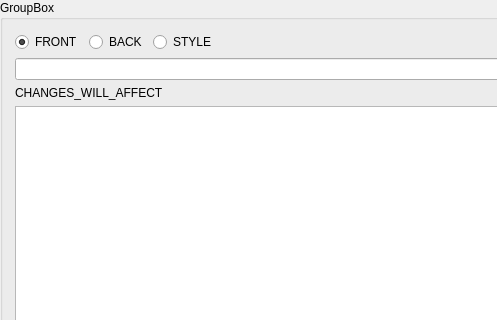
Qt form qt/aqt/forms/template.ui (ankitects/anki) before a commit; both pictures show x 0 to 497 and y 0 to 320 of the 786 by 1081 pixel window.
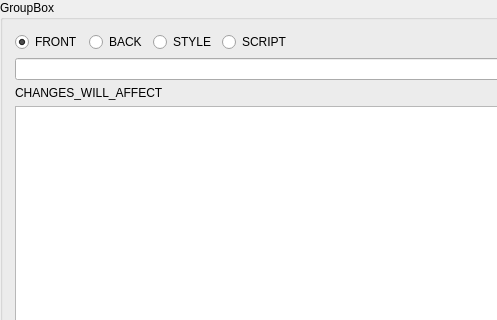
The same form after that commit.

Commit message: add scripting field to card template

What changed in the file:
```diff
--- a/qt/aqt/forms/template.ui
+++ b/qt/aqt/forms/template.ui
@@ -85,6 +85,16 @@
           </property>
          </widget>
         </item>
+        <item alignment="Qt::AlignLeft">
+         <widget class="QRadioButton" name="script_button">
+          <property name="toolTip">
+           <string notr="true"/>
+          </property>
+          <property name="text">
+           <string notr="true">SCRIPT</string>
+          </property>
+         </widget>
+        </item>
         <item>
          <spacer name="horizontalSpacer">
           <property name="orientation">
```
The commit also changes 8 other files.
